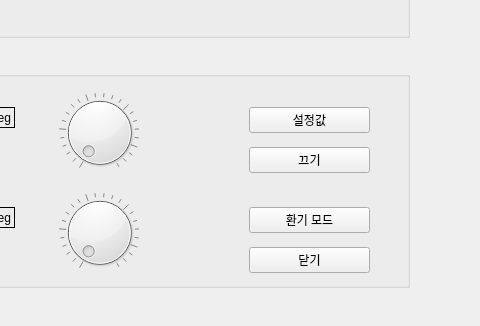
Qt form src/GUI/bright_and_window.ui (addinedu-ros-10th/iot-repo-2) before a commit; both pictures show x 241 to 721 and y 163 to 489 of the 721 by 489 pixel window.
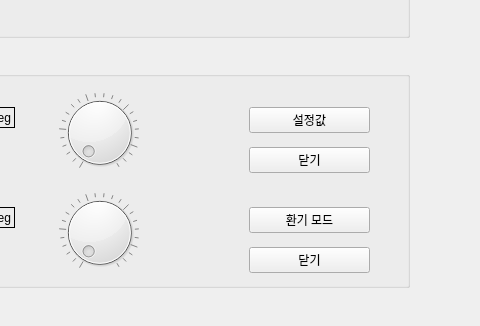
The same form after that commit.

Commit message: bright_and_window gui and service modified

The edit to the form file:
```diff
--- a/src/GUI/bright_and_window.ui
+++ b/src/GUI/bright_and_window.ui
@@ -256,7 +256,7 @@
      </rect>
     </property>
     <property name="text">
-     <string>끄기</string>
+     <string>닫기</string>
     </property>
    </widget>
    <widget class="QPushButton" name="windowCloseBtn">
```
The commit also changes 1 other file.
